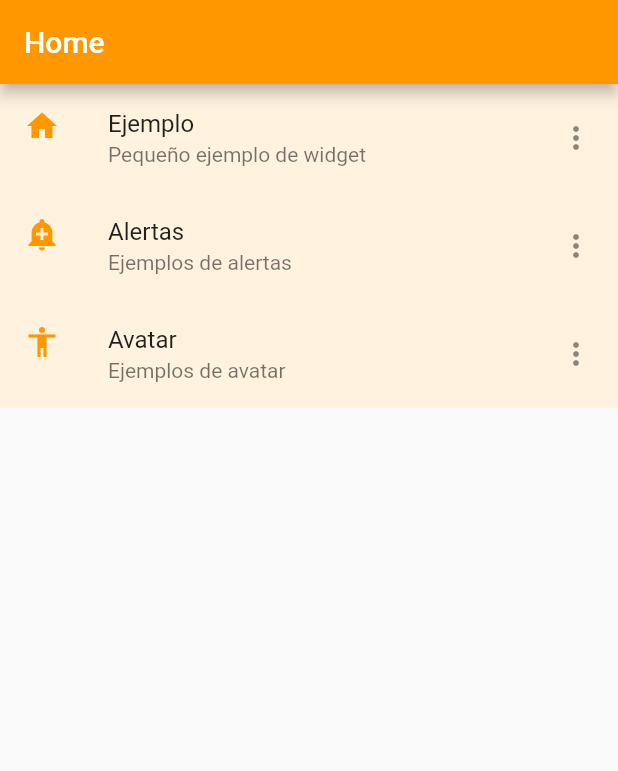
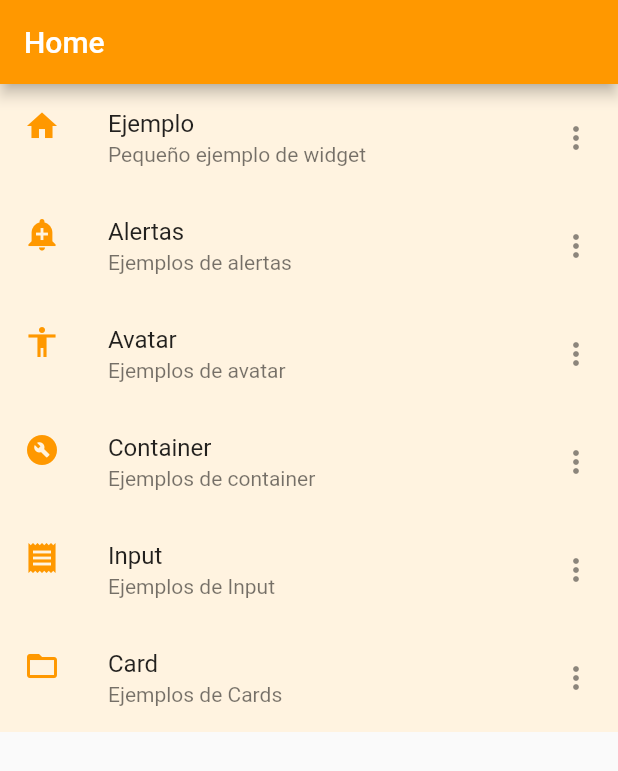
Before and after one commit to Juan-Valencia98/flutter_app, a Flutter app: the screen it shows after launch, on a phone screen of 412 x 824 dp. Shown: the top 771 px of the screen. Run offline on Flutter 3.47's test engine with Material 2 defaults, Android fonts, the phone set to English and light mode, and no system bars.

Commit message:
card container input

```diff
--- a/lib/pages/home.dart
+++ b/lib/pages/home.dart
@@ -57,7 +57,46 @@ class _HomeWidgetState extends State<HomeWidget> {
             ),
             trailing: Icon(Icons.more_vert),
             tileColor: Colors.orange[50],
-          )
+          ),
+          ListTile(
+            onTap: () {
+              Navigator.pushNamed(context, 'container');
+            },
+            title: Text("Container"),
+            subtitle: Text("Ejemplos de container"),
+            leading: Icon(
+              Icons.build_circle,
+              color: Colors.orange,
+            ),
+            trailing: Icon(Icons.more_vert),
+            tileColor: Colors.orange[50],
+          ),
+          ListTile(
+            onTap: () {
+              Navigator.pushNamed(context, 'input');
+            },
+            title: Text("Input"),
+            subtitle: Text("Ejemplos de Input"),
+            leading: Icon(
+              Icons.receipt,
+              color: Colors.orange,
+            ),
+            trailing: Icon(Icons.more_vert),
+            tileColor: Colors.orange[50],
+          ),
+          ListTile(
+            onTap: () {
+              Navigator.pushNamed(context, 'card');
+            },
+            title: Text("Card"),
+            subtitle: Text("Ejemplos de Cards"),
+            leading: Icon(
+              Icons.folder_open,
+              color: Colors.orange,
+            ),
+            trailing: Icon(Icons.more_vert),
+            tileColor: Colors.orange[50],
+          ),
         ],
       ),
     );
--- a/lib/routes/routes.dart
+++ b/lib/routes/routes.dart
@@ -4,6 +4,9 @@ import 'package:hola_mundo_1/pages/avatar.dart';
 
 import '../Pages/ejemplo.dart';
 import '../Pages/home.dart';
+import '../pages/card.dart';
+import '../pages/container.dart';
+import '../pages/input.dart';
 
 Map<String, WidgetBuilder> getRoutes() {
   return <String, WidgetBuilder>{
@@ -11,5 +14,8 @@ Map<String, WidgetBuilder> getRoutes() {
     'ejemplo': (BuildContext context) => EjemploWidget(),
     'alertas': (BuildContext context) => AlertasWidget(),
     'avatar': (BuildContext context) => AvatarWidget(),
+    'container': (BuildContext context) => ContainerWidget(),
+    'input': (BuildContext context) => InputWidget(),
+    'card': (BuildContext context) => CardWidget(),
   };
 }
```
Also changed, not shown: lib/pages/card.dart (added, +51 -0 lines), lib/pages/container.dart (added, +48 -0 lines), lib/pages/input.dart (added, +81 -0 lines).
